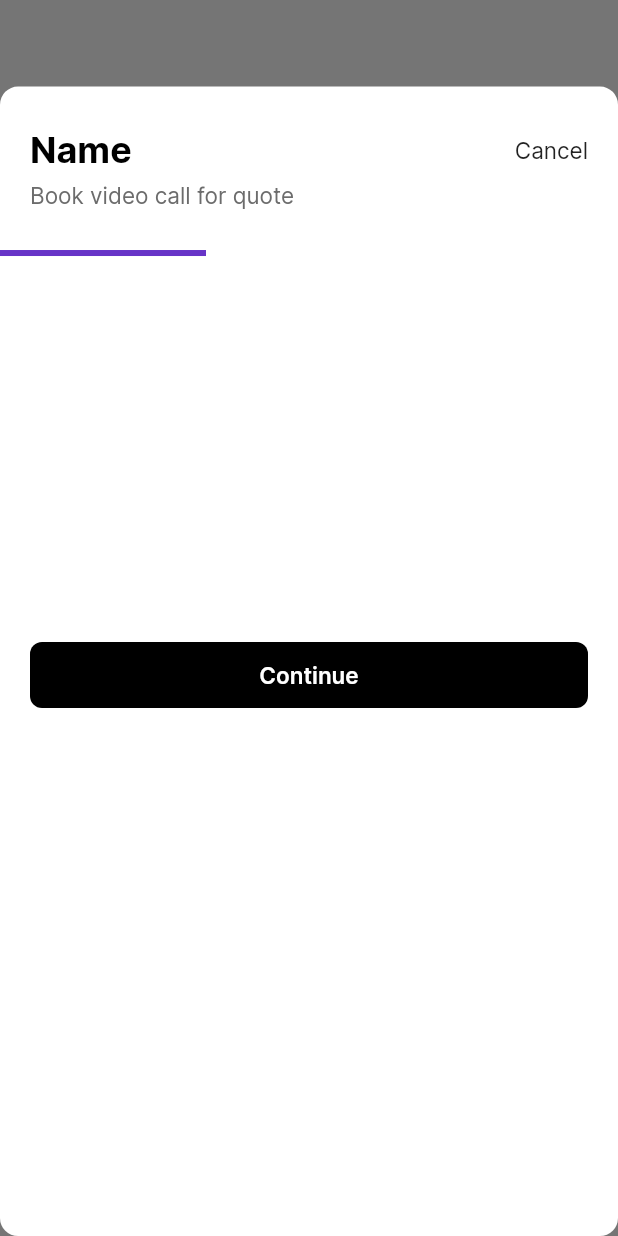
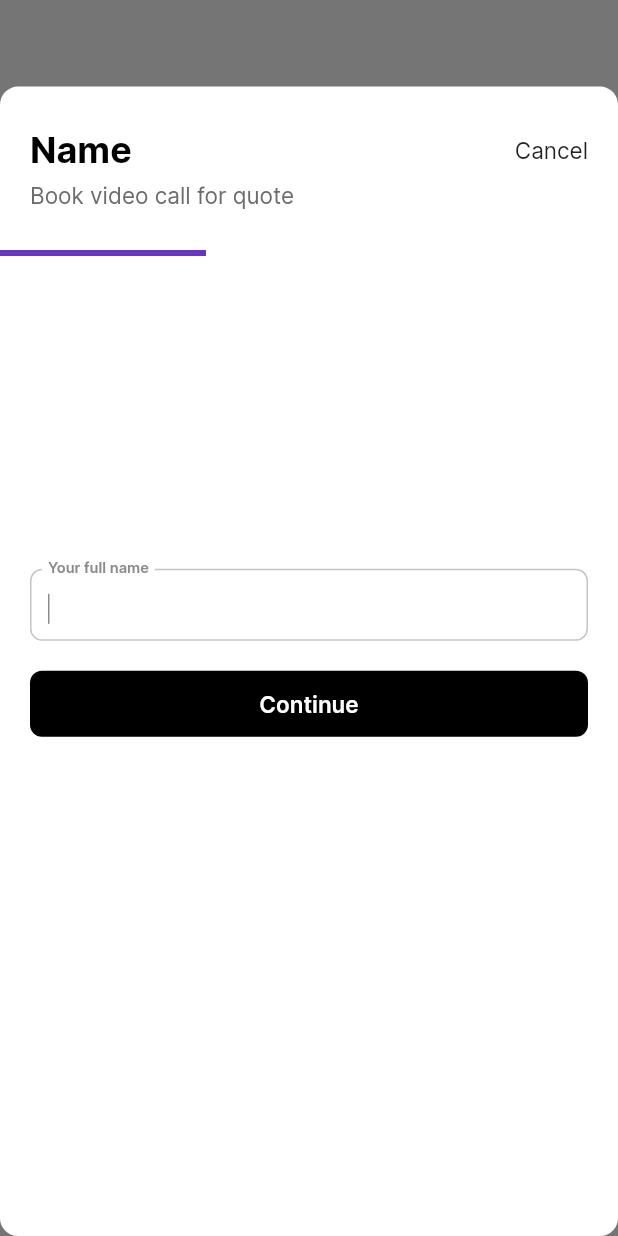
Before and after one commit to actranito/booking_flow, a Flutter app: the screen it shows after launch, after a tap on "Start Booking", on a phone screen of 412 x 824 dp. Run offline on Flutter 3.47's test engine with Material 2 defaults, Android fonts, the phone set to English and light mode, and no system bars; our stand-ins replace bloc, equatable, flutter_bloc.

Commit message:
Added the textField to get the name of the user

```diff
--- a/lib/constants/colors.dart
+++ b/lib/constants/colors.dart
@@ -10,11 +10,14 @@ class CustomColors {
   static const Color SELECT_ONE_BUTTON_OUTLINE = Color(0xFFC4C4C4);
   static const Color SELECT_ONE_BUTTON_OUTLINE_SELECTED = Color(0xFF6734C7);
   static const Color SELECT_ONE_BUTTON_OUTLINE_OVERLAY = Color(0xFFFCFCFC);
+  static const Color TEXT_FIELD_OUTLINE = Color(0xFFC4C4C4);
 
   // Generic color codes
   static const Color BLACK = Color(0xFF000000);
   static const Color WHITE = Color(0xFFFFFFFF);
   static const Color PURPLE = Color(0xFF6734C7);
-  static const Color GRAY = Color(0xFF6C6C6C);
-  static const Color LIGHT_GRAY = Color(0xFFF1F1F1);
+  static const Color GRAY_1 = Color(0xFF6C6C6C);
+  static const Color GRAY_2 = Color(0xFF8C8C8C);
+  static const Color LIGHT_GRAY_1 = Color(0xFFC4C4C4);
+  static const Color LIGHT_GRAY_2 = Color(0xFFF1F1F1);
 }
--- a/lib/constants/text_styles.dart
+++ b/lib/constants/text_styles.dart
@@ -13,6 +13,20 @@ class CustomTextStyles {
     fontFamily: 'Inter',
     fontWeight: FontWeight.normal,
     fontSize: 15,
-    color: CustomColors.GRAY,
+    color: CustomColors.GRAY_1,
+  );
+
+  static const TextStyle TEXT_FIELD_LABEL = TextStyle(
+    fontFamily: 'Inter',
+    fontWeight: FontWeight.w600,
+    fontSize: 13.0,
+    color: CustomColors.GRAY_2,
+  );
+
+  static const TextStyle TEXT_FIELD_EDITABLE_TEXT = TextStyle(
+    fontFamily: 'Inter',
+    fontWeight: FontWeight.normal,
+    fontSize: 13.0,
+    color: CustomColors.BLACK,
   );
 }
--- a/lib/main.dart
+++ b/lib/main.dart
@@ -8,9 +8,14 @@ void main() {
 class MyApp extends StatelessWidget {
   @override
   Widget build(BuildContext context) {
-    return MaterialApp(
-      debugShowCheckedModeBanner: false,
-      home: StartupView(),
+    return GestureDetector(
+      // This is used to dismiss the soft keyboard when any non clickable part
+      // of the screen is touched.
+      onTap: () => FocusManager.instance.primaryFocus?.unfocus(),
+      child: MaterialApp(
+        debugShowCheckedModeBanner: false,
+        home: StartupView(),
+      ),
     );
   }
 }
--- a/lib/views/booking_dialog_view.dart
+++ b/lib/views/booking_dialog_view.dart
@@ -124,9 +124,7 @@ class _BookingDialogViewState extends State<BookingDialogView> {
       // In case the step index is 0 we want to display the widget to get the
       // user name
       case 0:
-        return GetUserNameBookingStep(
-          userName: bookingInfo.userName,
-        );
+        return GetUserNameBookingStep(bookingInfo: bookingInfo);
 
       // In case the step index is 1 we want to display the widget to get the
       // budget
@@ -178,7 +176,7 @@ class _BookingDialogViewState extends State<BookingDialogView> {
                 Expanded(
                   flex: 3,
                   child: Container(),
-                )
+                ),
               ],
             ),
           ),
--- a/lib/widgets/booking_steps/get_user_name.dart
+++ b/lib/widgets/booking_steps/get_user_name.dart
@@ -1,21 +1,49 @@
+import 'package:booking_flow/constants/colors.dart';
+import 'package:booking_flow/constants/text_styles.dart';
+import 'package:booking_flow/models/booking_info.dart';
 import 'package:flutter/material.dart';
 
 /// This widget is a BookingStep and is used to get the name of the user.
 class GetUserNameBookingStep extends StatelessWidget {
-  final String? userName;
+  final BookingInfo bookingInfo;
 
   /// Constructor for this widget.
   /// Parameters:
-  ///   userName -> The name to be displayed on the textBox
+  ///   bookingInfo -> The current bookingInfo object
   const GetUserNameBookingStep({
     Key? key,
-    required this.userName,
+    required this.bookingInfo,
   }) : super(key: key);
 
   @override
   Widget build(BuildContext context) {
-    return Center(
-      child: Text((this.userName != null) ? this.userName! : ''),
+    return Container(
+      height: 48.0,
+      child: TextField(
+        autofocus: true,
+        textCapitalization: TextCapitalization.words,
+        cursorColor: CustomColors.GRAY_2,
+        cursorHeight: 20.0,
+        cursorWidth: 1.0,
+        style: CustomTextStyles.TEXT_FIELD_EDITABLE_TEXT,
+        decoration: InputDecoration(
+          labelText: 'Your full name',
+          labelStyle: CustomTextStyles.TEXT_FIELD_LABEL,
+          floatingLabelBehavior: FloatingLabelBehavior.always,
+          border: OutlineInputBorder(
+            borderRadius: BorderRadius.circular(8.0),
+            borderSide: BorderSide(
+              color: CustomColors.TEXT_FIELD_OUTLINE,
+            ),
+          ),
+          focusedBorder: OutlineInputBorder(
+            borderRadius: BorderRadius.circular(8.0),
+            borderSide: BorderSide(
+              color: CustomColors.TEXT_FIELD_OUTLINE,
+            ),
+          ),
+        ),
+      ),
     );
   }
 }
```
